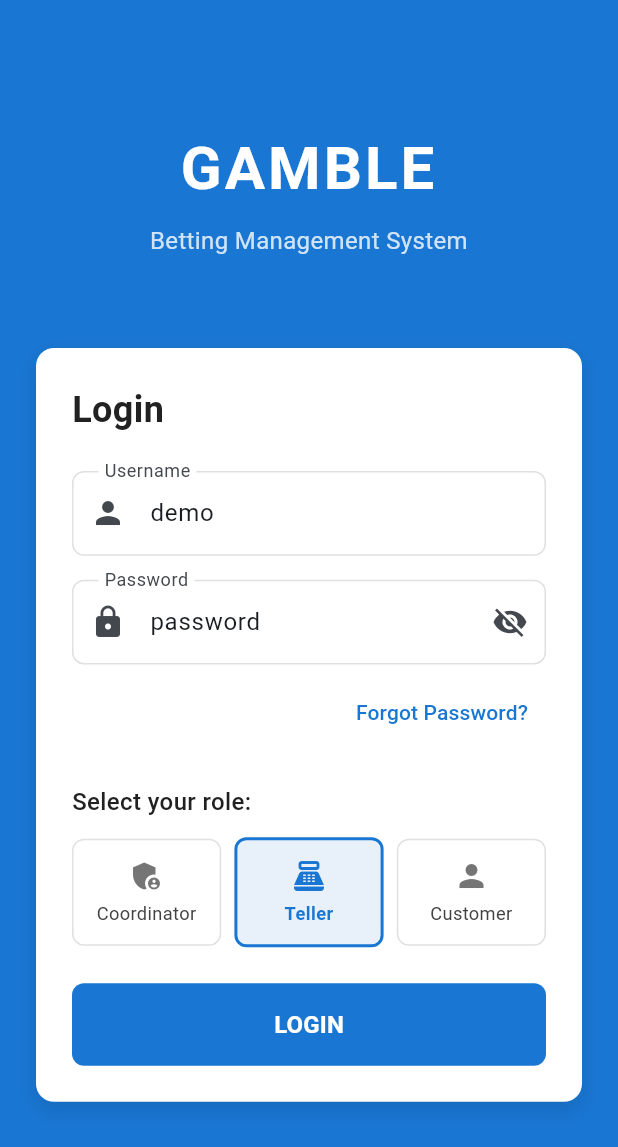
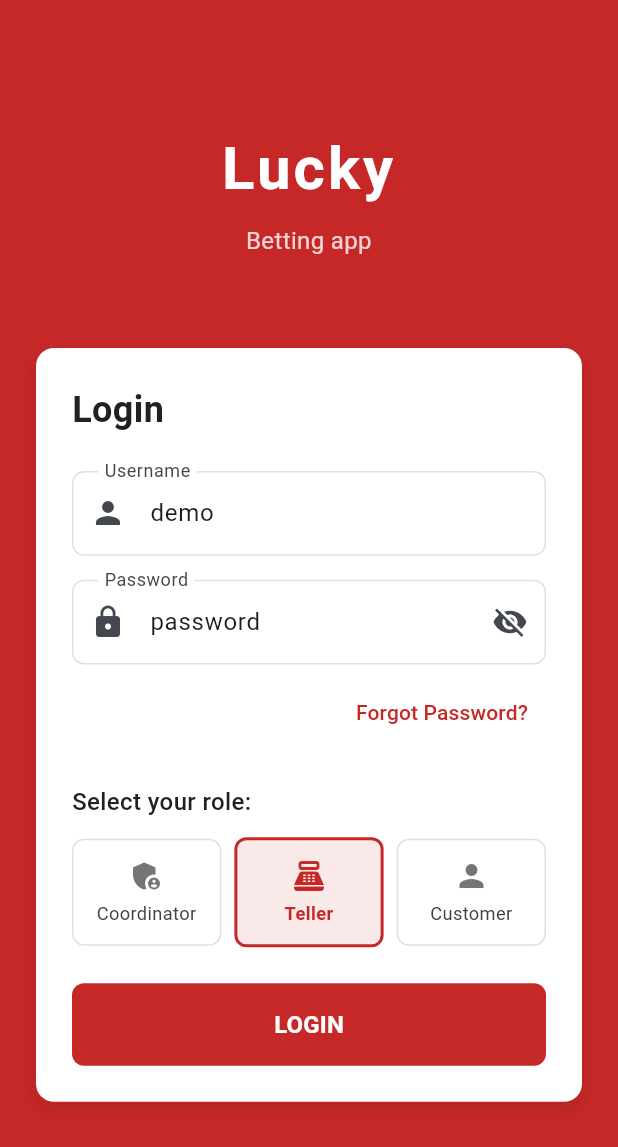
Before and after one commit to orbitsdev/lucyapp, a Flutter app: the screen it shows after launch, on a phone screen of 412 x 824 dp. Shown: the top 1147 px of the screen. Run offline on Flutter 3.47's test engine with Material 3 defaults, Android fonts, the phone set to English and light mode, and no system bars; drawn by our look-alikes of flutter_animate; our stand-ins replace cached_network_image, flutter_screenutil, get, image_picker.

Commit message:
uodate login

```diff
--- a/lib/ui/screens/auth/login_screen.dart
+++ b/lib/ui/screens/auth/login_screen.dart
@@ -13,7 +13,7 @@ class LoginScreen extends StatelessWidget {
     final controller = Get.put(AuthController());
 
     return Scaffold(
-      backgroundColor: AppColors.primaryBlue,
+      backgroundColor: AppColors.primaryRed,
       body: SafeArea(
         child: SingleChildScrollView(
           child: Padding(
@@ -26,7 +26,7 @@ class LoginScreen extends StatelessWidget {
 
                 // App Logo and Title
                 Text(
-                  'GAMBLE',
+                  'Lucky',
                   textAlign: TextAlign.center,
                   style: TextStyle(
                     color: Colors.white,
@@ -41,7 +41,7 @@ class LoginScreen extends StatelessWidget {
                 const SizedBox(height: 8),
 
                 Text(
-                  'Betting Management System',
+                  'Betting app',
                   textAlign: TextAlign.center,
                   style: TextStyle(
                     color: Colors.white.withOpacity(0.8),
@@ -95,7 +95,7 @@ class LoginScreen extends StatelessWidget {
                           ),
                           focusedBorder: OutlineInputBorder(
                             borderRadius: BorderRadius.circular(8),
-                            borderSide: BorderSide(color: AppColors.primaryBlue, width: 2),
+                            borderSide: BorderSide(color: AppColors.primaryRed, width: 2),
                           ),
                         ),
                       ),
@@ -126,7 +126,7 @@ class LoginScreen extends StatelessWidget {
                           ),
                           focusedBorder: OutlineInputBorder(
                             borderRadius: BorderRadius.circular(8),
-                            borderSide: BorderSide(color: AppColors.primaryBlue, width: 2),
+                            borderSide: BorderSide(color: AppColors.primaryRed, width: 2),
                           ),
                         ),
                       )),
@@ -141,7 +141,7 @@ class LoginScreen extends StatelessWidget {
                           child: Text(
                             'Forgot Password?',
                             style: TextStyle(
-                              color: AppColors.primaryBlue,
+                              color: AppColors.primaryRed,
                             ),
                           ),
                         ),
@@ -203,13 +203,13 @@ class LoginScreen extends StatelessWidget {
                             ? null
                             : () => controller.login(),
                         style: ElevatedButton.styleFrom(
-                          backgroundColor: AppColors.primaryBlue,
+                          backgroundColor: AppColors.primaryRed,
                           foregroundColor: Colors.white,
                           padding: const EdgeInsets.symmetric(vertical: 16),
                           shape: RoundedRectangleBorder(
                             borderRadius: BorderRadius.circular(8),
                           ),
-                          disabledBackgroundColor: AppColors.primaryBlue.withOpacity(0.6),
+                          disabledBackgroundColor: AppColors.primaryRed.withOpacity(0.6),
                         ),
                         child: controller.isLoading.value
                             ? const SizedBox(
@@ -252,10 +252,10 @@ class LoginScreen extends StatelessWidget {
       child: Container(
         padding: EdgeInsets.symmetric(vertical: 12.h, horizontal: 8.w),
         decoration: BoxDecoration(
-          color: isSelected ? AppColors.primaryBlue.withOpacity(0.1) : Colors.white,
+          color: isSelected ? AppColors.primaryRed.withOpacity(0.1) : Colors.white,
           borderRadius: BorderRadius.circular(8),
           border: Border.all(
-            color: isSelected ? AppColors.primaryBlue : Colors.grey.shade300,
+            color: isSelected ? AppColors.primaryRed : Colors.grey.shade300,
             width: isSelected ? 2 : 1,
           ),
         ),
@@ -264,7 +264,7 @@ class LoginScreen extends StatelessWidget {
           children: [
             Icon(
               icon,
-              color: isSelected ? AppColors.primaryBlue : Colors.grey.shade600,
+              color: isSelected ? AppColors.primaryRed : Colors.grey.shade600,
               size: 24,
             ),
             SizedBox(height: 4.h),
@@ -272,7 +272,7 @@ class LoginScreen extends StatelessWidget {
               role,
               textAlign: TextAlign.center,
               style: TextStyle(
-                color: isSelected ? AppColors.primaryBlue : Colors.grey.shade800,
+                color: isSelected ? AppColors.primaryRed : Colors.grey.shade800,
                 fontSize: 12.sp,
                 fontWeight: isSelected ? FontWeight.bold : FontWeight.normal,
               ),
--- a/lib/utils/app_colors.dart
+++ b/lib/utils/app_colors.dart
@@ -3,6 +3,7 @@ import 'package:flutter/material.dart';
 class AppColors {
   // Primary colors
   static const Color primaryBlue = Color(0xFF1976D2);
+  static const Color primaryRed = Color(0xFFC62828); // Added red color for the new theme
   static const Color primaryBackground = Colors.white;
   static const Color primaryText = Color(0xFF212121);
   static const Color secondaryText = Color(0xFF757575);
```
